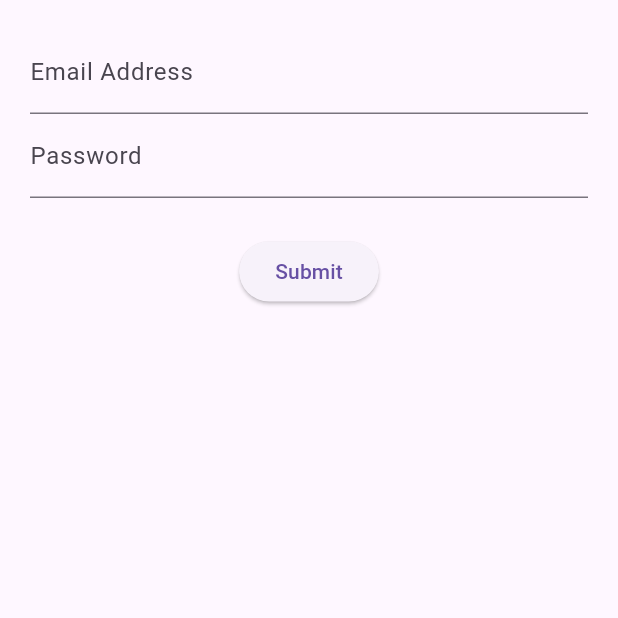
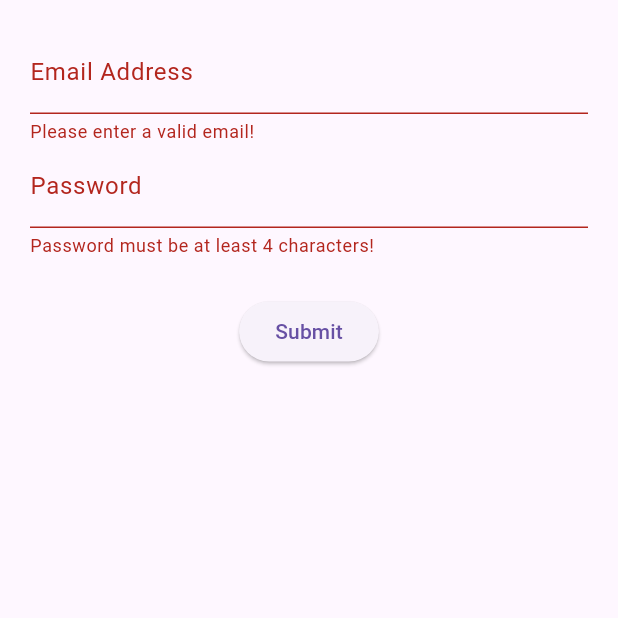
Before and after one commit to Africane/Flutter-Development, a Flutter app: the screen it shows after launch, after a tap on "Submit", on a phone screen of 412 x 824 dp, the top half of it. Run offline on Flutter 3.47's test engine with Material 3 defaults, Android fonts, the phone set to English and light mode, and no system bars; our stand-ins replace firebase_core, fl_chart, flutter_slidable, geocoding, geolocator, isar and 1 more; accounts and stored records are empty; generated files the repository leaves out were written again.

Commit message:
updated the files to correctly handle validation and store the data in the email and password fields

```diff
--- a/login_stateful/lib/src/screens/login_screen.dart
+++ b/login_stateful/lib/src/screens/login_screen.dart
@@ -8,12 +8,17 @@ class LoginScreen extends StatefulWidget {
 }
 
 class _LoginScreenState extends State<LoginScreen> {
+  final formKey = GlobalKey<FormState>();
+  String email = '';
+  String password = '';
+
   @override
   Widget build(BuildContext context) {
     return SafeArea(
       child: Container(
         margin: const EdgeInsets.all(20.0),
         child: Form(
+          key: formKey,
           child: Column(
             children: [
               emailField(),
@@ -34,23 +39,46 @@ class _LoginScreenState extends State<LoginScreen> {
         labelText: 'Email Address',
         hintText: 'you@example.com',
       ),
+      validator: (String? value) {
+        // return null if valid
+        // otherwise return string with error message if invalid
+        if(!value!.contains('@')) {
+          return 'Please enter a valid email!';
+        }
+      },
+      onSaved: (String? value) {
+        email = value!;
+      },
     );
   }
 
   Widget passwordField() {
     return TextFormField(
         obscureText: true,
-        decoration: InputDecoration(
+        decoration: const InputDecoration(
           labelText: 'Password',
           hintText: 'Password',
         ),
+        validator: (String? value) {
+          if (value!.length < 4) {
+            return 'Password must be at least 4 characters!';
+          }
+        },
+        onSaved: (String? value) {
+          password = value!;
+        },
       );
   }
 
   Widget submitButton() {
-    return const ElevatedButton(
-      onPressed: () {},
-      child: Text('Submit'),
+    return ElevatedButton(
+      onPressed: () {
+        if (formKey.currentState!.validate()) {
+          formKey.currentState!.save();
+          print('Time to post $email and $password to my API');
+        }
+      },
+      child: const Text('Submit'),
     );
   }
 
```
